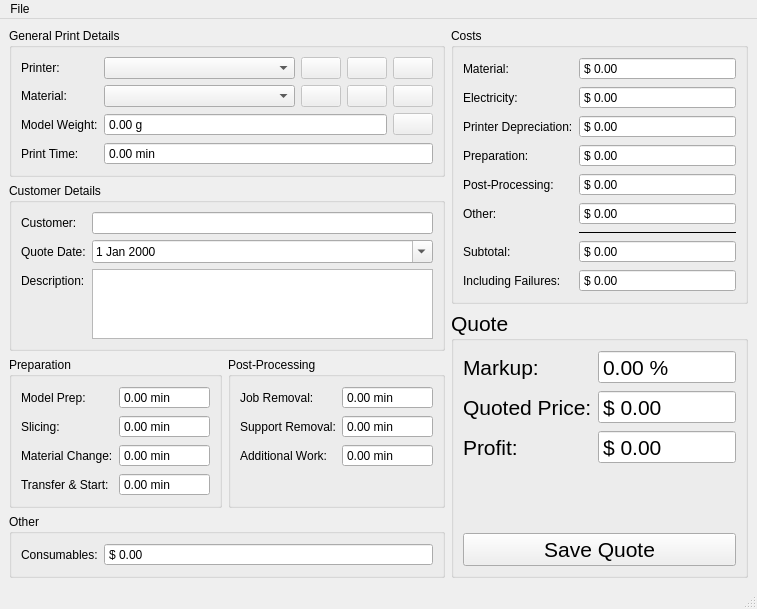
The window that ui/MainWindow.ui (dominickfau/3DPrintCostCalculator) describes before a commit, drawn with Qt 5.
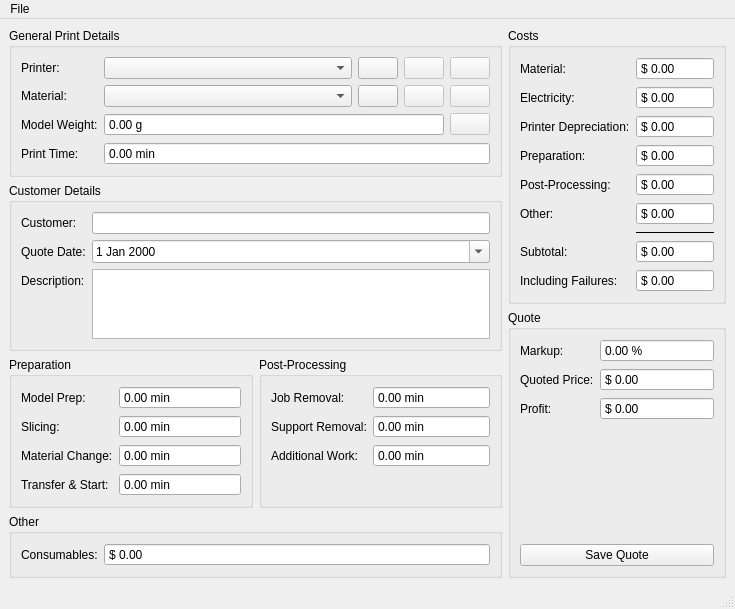
The same window after the commit. Icons and pictures are not drawn.

Diff of the .ui file:
```diff
--- a/ui/MainWindow.ui
+++ b/ui/MainWindow.ui
@@ -6,7 +6,7 @@
    <rect>
     <x>0</x>
     <y>0</y>
-    <width>755</width>
+    <width>735</width>
     <height>570</height>
    </rect>
   </property>
@@ -42,7 +42,7 @@
            <item>
             <widget class="QPushButton" name="printerAddButton">
              <property name="enabled">
-              <bool>false</bool>
+              <bool>true</bool>
              </property>
              <property name="text">
               <string/>
@@ -98,7 +98,7 @@
            <item>
             <widget class="QPushButton" name="materialAddButton">
              <property name="enabled">
-              <bool>false</bool>
+              <bool>true</bool>
              </property>
              <property name="text">
               <string/>
@@ -737,11 +737,6 @@
       </item>
       <item>
        <widget class="QGroupBox" name="quoteGroupBox">
-        <property name="font">
-         <font>
-          <pointsize>16</pointsize>
-         </font>
-        </property>
         <property name="title">
          <string>Quote</string>
         </property>
@@ -854,7 +849,7 @@
     <rect>
      <x>0</x>
      <y>0</y>
-     <width>755</width>
+     <width>735</width>
      <height>21</height>
     </rect>
    </property>
```
